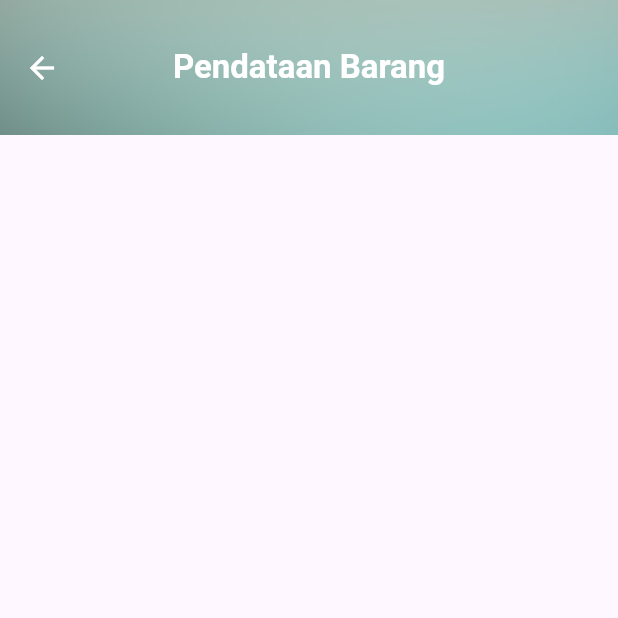
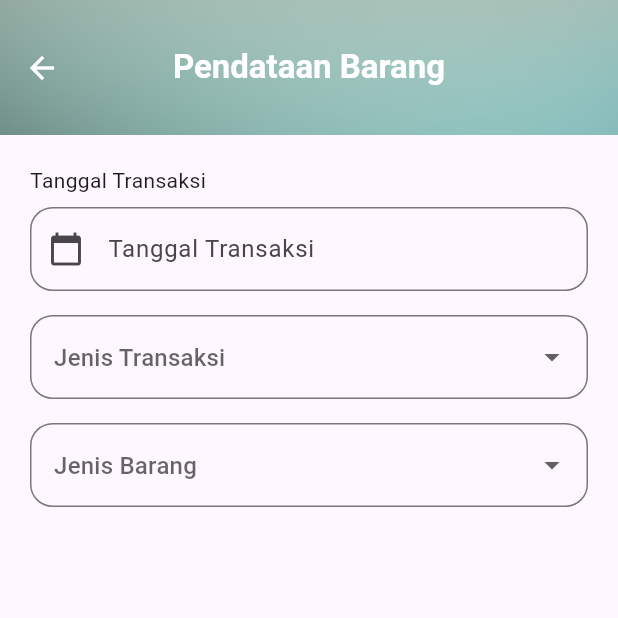
Before and after one commit to giant-paw/20220140105_UCP1Flutter, a Flutter app: the BarangPage screen opened directly, on a phone screen of 412 x 824 dp, the top half of it. Run offline on Flutter 3.47's test engine with Material 3 defaults, Android fonts, the phone set to English and light mode, and no system bars; our stand-ins replace iconsax_flutter; missing offline and left inert: show_hide_password.

Commit message:
membuatcontroller dan map menampung harga barang

```diff
--- a/lib/barang_page.dart
+++ b/lib/barang_page.dart
@@ -1,4 +1,5 @@
 import 'package:flutter/material.dart';
+import 'package:intl/intl.dart';
 
 class BarangPage extends StatefulWidget {
   const BarangPage({super.key});
@@ -8,6 +9,21 @@ class BarangPage extends StatefulWidget {
 }
 
 class _BarangPageState extends State<BarangPage> {
+
+  final _tanggalController = TextEditingController();
+  final _jumlahController = TextEditingController();
+
+  String? _jenisTransaksi;
+  String? _jenisBarang;
+  int? _hargaSatuan;
+
+  final Map<String, int> _barangHarga = {
+    'Carrier': 140000,
+    'Tenda': 200000,
+    'Sleeping Bag': 80000,
+    'Sepatu': 120000,
+  };
+
   @override
   Widget build(BuildContext context) {
     return Scaffold(
@@ -28,6 +44,71 @@ class _BarangPageState extends State<BarangPage> {
         ),
         iconTheme: const IconThemeData(color: Colors.white),
       ),
+
+      body: Padding(
+        padding: const EdgeInsets.all(20.0),
+        child: SingleChildScrollView(
+          child: Column(
+            crossAxisAlignment: CrossAxisAlignment.start,
+            children: [
+              const Text("Tanggal Transaksi"),
+              const SizedBox(height: 8),
+              TextField(
+                controller: _tanggalController,
+                readOnly: true,
+                decoration: InputDecoration(
+                  prefixIcon: const Icon(Icons.calendar_today),
+                  hintText: "Tanggal Transaksi",
+                  border: OutlineInputBorder(borderRadius: BorderRadius.circular(15)),
+                ),
+                onTap: () async {
+                  DateTime? pickedDate = await showDatePicker(
+                    context: context,
+                    initialDate: DateTime.now(),
+                    firstDate: DateTime(2020),
+                    lastDate: DateTime(2101),
+                  );
+                  if (pickedDate != null) {
+                    setState(() {
+                      _tanggalController.text = DateFormat('dd-MM-yyyy').format(pickedDate);
+                    });
+                  }
+                },
+              ),
+
+              const SizedBox(height: 16),
+              DropdownButtonFormField<String>(
+                value: _jenisTransaksi,
+                items: ["Masuk", "Keluar"]
+                    .map((item) => DropdownMenuItem(value: item, child: Text(item)))
+                    .toList(),
+                onChanged: (val) => setState(() => _jenisTransaksi = val),
+                decoration: InputDecoration(
+                  hintText: "Jenis Transaksi",
+                  border: OutlineInputBorder(borderRadius: BorderRadius.circular(15)),
+                ),
+              ),
+
+              const SizedBox(height: 16),
+
+              DropdownButtonFormField<String>(
+                value: _jenisBarang,
+                items: _barangHarga.keys
+                    .map((item) => DropdownMenuItem(value: item, child: Text(item)))
+                    .toList(),
+                onChanged: (val) => setState(() {
+                  _jenisBarang = val;
+                  _hargaSatuan = _barangHarga[val];
+                }),
+                decoration: InputDecoration(
+                  hintText: "Jenis Barang",
+                  border: OutlineInputBorder(borderRadius: BorderRadius.circular(15)),
+                ),
+              ),
+            ],
+          ),
+        ),
+      ),
     );
   }
 }
```
